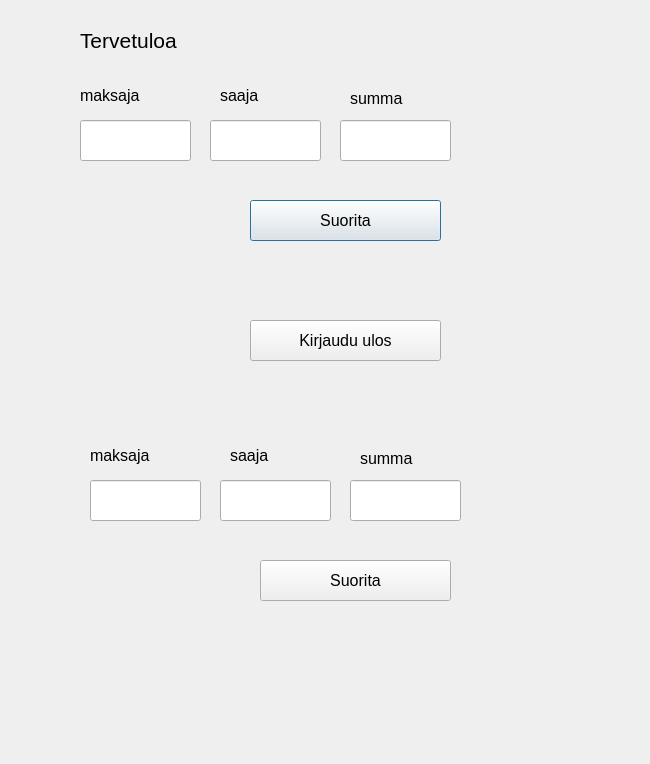
Before: the Qt Designer form bankautomat/pankki.ui in tvt21kmo-bank-project/group_4, drawn with Qt 5.
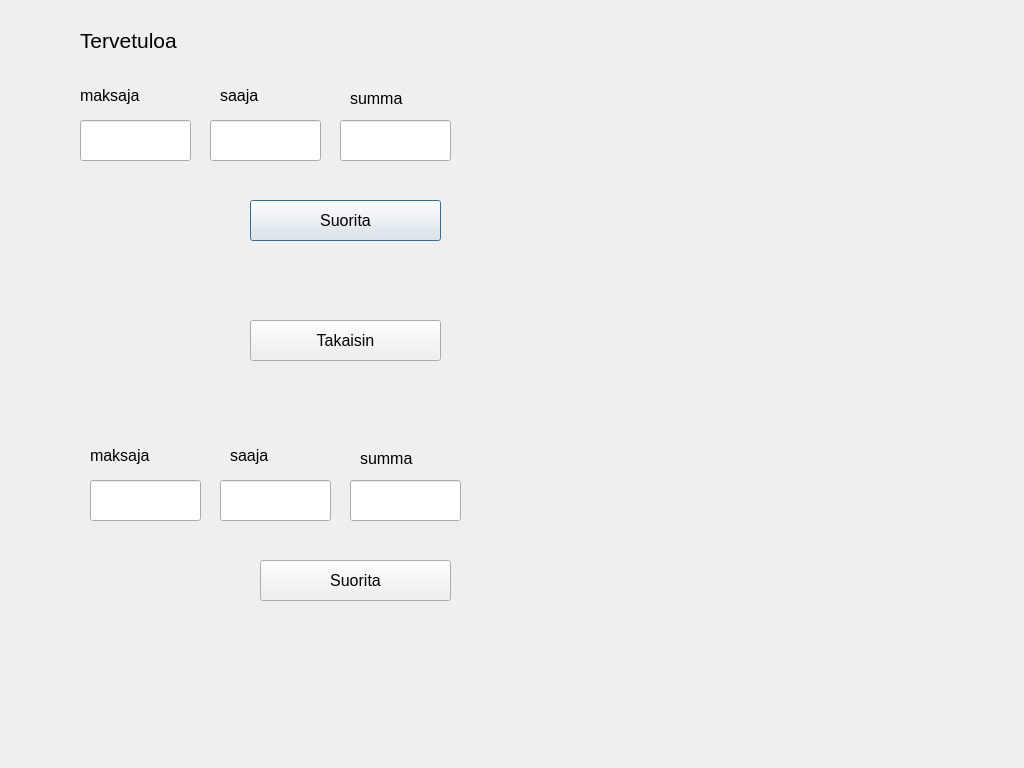
After: the same form once the commit is applied.

Commit message: takaisin painikkeet lisätty ja pientä säätöä

Diff of the .ui file:
```diff
--- a/bankautomat/pankki.ui
+++ b/bankautomat/pankki.ui
@@ -6,8 +6,8 @@
    <rect>
     <x>0</x>
     <y>0</y>
-    <width>650</width>
-    <height>764</height>
+    <width>1024</width>
+    <height>768</height>
    </rect>
   </property>
   <property name="windowTitle">
@@ -298,7 +298,7 @@
     </font>
    </property>
    <property name="text">
-    <string>Kirjaudu ulos</string>
+    <string>Takaisin</string>
    </property>
   </widget>
  </widget>
```
The commit also changes 8 other files.
